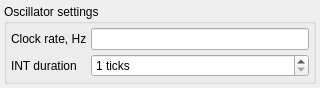
vitamin-caig/zxtune, file apps/zxtune-qt/ui/preferences/z80.ui: the form before one commit.
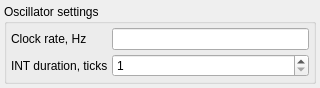
The form after the commit.

What changed in the file:
```diff
--- a/apps/zxtune-qt/ui/preferences/z80.ui
+++ b/apps/zxtune-qt/ui/preferences/z80.ui
@@ -52,15 +52,12 @@
       <item row="1" column="0">
        <widget class="QLabel" name="intDurationLabel">
         <property name="text">
-         <string>INT duration</string>
+         <string>INT duration, ticks</string>
         </property>
        </widget>
       </item>
       <item row="1" column="1">
        <widget class="QSpinBox" name="intDurationValue">
-        <property name="suffix">
-         <string> ticks</string>
-        </property>
         <property name="minimum">
          <number>1</number>
         </property>
```
